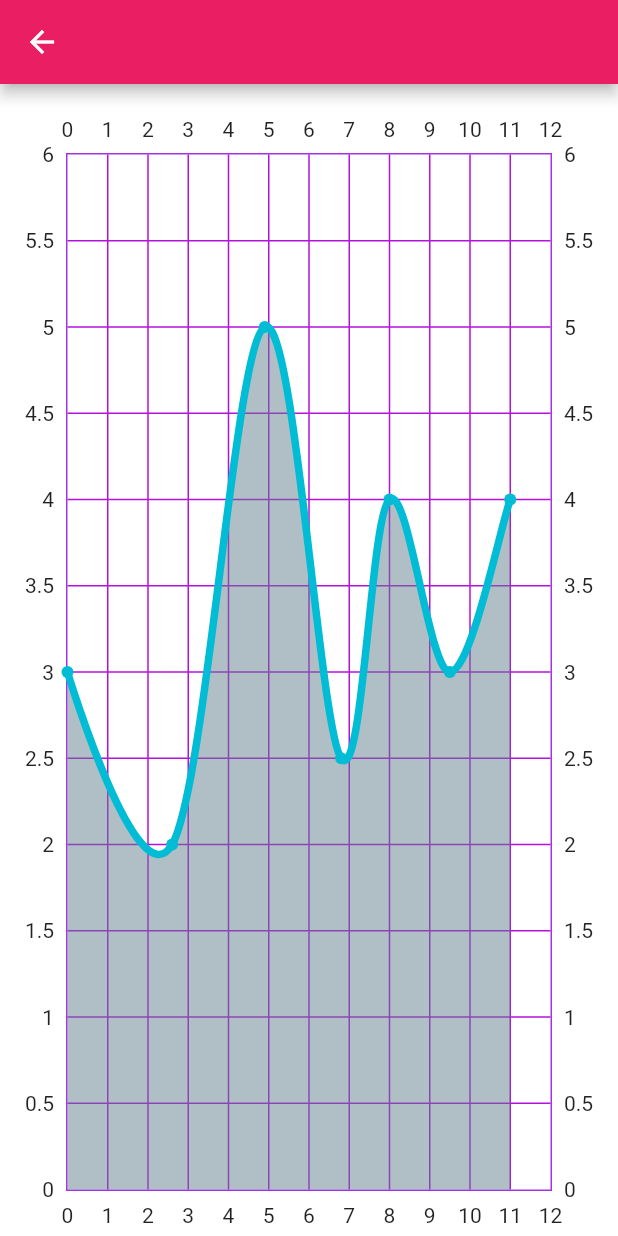
After one commit to GitRockie/dnb-probe, a Flutter app: the screen it shows once a user with an empty profile is signed in, after a tap on "Graficar", on a phone screen of 412 x 824 dp. The commit adds this screen. Run offline on Flutter 3.47's test engine with Material 2 defaults, Android fonts, the phone set to English and light mode, and no system bars; drawn by our look-alikes of fl_chart; our stand-ins replace cloud_firestore, firebase_auth, firebase_core, get; accounts and stored records are empty.

Commit message:
Chart Screen add
dependency install
widget create
button get chart page

```diff
--- /dev/null
+++ b/lib/pages/chart_page.dart
@@ -0,0 +1,20 @@
+import 'package:flutter/material.dart';
+
+import '../widgets/line_chart_widget.dart';
+
+class ChartPage extends StatelessWidget {
+  @override
+  Widget build(BuildContext context) {
+    return Scaffold(
+        appBar: AppBar(
+          backgroundColor: Colors.pink,
+        ),
+        backgroundColor: Colors.white,
+        body: Center(
+          child: Padding(
+            padding: const EdgeInsets.only(top: 16),
+            child: LineChartWidget(),
+          ),
+        ));
+  }
+}
--- a/lib/pages/home_page.dart
+++ b/lib/pages/home_page.dart
@@ -2,6 +2,7 @@
 import 'dart:convert';
 
 import 'package:auth_app_flutter/controllers/data_paper/data_uploader.dart';
+import 'package:auth_app_flutter/pages/chart_page.dart';
 import 'package:flutter/material.dart';
 
 import 'package:auth_app_flutter/controllers/auth_controller.dart';
@@ -100,7 +101,9 @@ class HomePage extends StatelessWidget {
           SizedBox(
             height: w * 0.08,
           ),
-          Container(
+          GestureDetector(
+            onTap: () => Get.to(() => ChartPage()),
+            child: Container(
               width: w * 0.5,
               height: h * 0.08,
               decoration: BoxDecoration(
@@ -115,6 +118,7 @@ class HomePage extends StatelessWidget {
                       fontSize: 24,
                       fontWeight: FontWeight.bold,
                       color: Colors.white),
+                ),
               ),
             ),
           ),
--- /dev/null
+++ b/lib/widgets/line_chart_widget.dart
@@ -0,0 +1,61 @@
+import 'package:fl_chart/fl_chart.dart';
+
+import 'package:flutter/material.dart';
+
+class LineChartWidget extends StatelessWidget {
+  final List<Color> gradientColors = [
+    const Color(0xff23b6e6),
+    const Color(0xff02d39a),
+  ];
+
+  @override
+  Widget build(BuildContext context) => LineChart(
+        LineChartData(
+          minX: 0,
+          maxX: 12,
+          minY: 0,
+          maxY: 6,
+          gridData: FlGridData(
+            show: true,
+            getDrawingHorizontalLine: (value) {
+              return FlLine(
+                color: Color.fromARGB(255, 180, 17, 221),
+                strokeWidth: 1,
+              );
+            },
+            drawVerticalLine: true,
+            getDrawingVerticalLine: (value) {
+              return FlLine(
+                color: Color.fromARGB(255, 180, 17, 221),
+                strokeWidth: 1,
+              );
+            },
+          ),
+          borderData: FlBorderData(
+            show: true,
+            border:
+                Border.all(color: Color.fromARGB(255, 164, 49, 231), width: 1),
+          ),
+          lineBarsData: [
+            LineChartBarData(
+              spots: [
+                FlSpot(0, 3),
+                FlSpot(2.6, 2),
+                FlSpot(4.9, 5),
+                FlSpot(6.8, 2.5),
+                FlSpot(8, 4),
+                FlSpot(9.5, 3),
+                FlSpot(11, 4),
+              ],
+              isCurved: true,
+
+              barWidth: 5,
+              // dotData: FlDotData(show: false),
+              belowBarData: BarAreaData(
+                show: true,
+              ),
+            ),
+          ],
+        ),
+      );
+}
--- a/pubspec.yaml
+++ b/pubspec.yaml
@@ -34,7 +34,7 @@ dependencies:
   cupertino_icons: ^1.0.2
   firebase_auth: ^4.2.3
   firebase_core: ^2.4.0
-
+  fl_chart: ^0.55.2
   flutter:
     sdk: flutter
   get: ^4.6.5
```
Also changed, not shown: assets/images/f.png (deleted), assets/images/t.png (deleted), pubspec.lock. Lines whose indentation alone changed are shown as unchanged.
